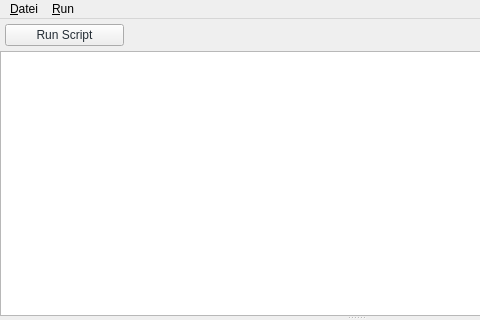
First picture: the form in src/qturtle_app/ui/Ui_MainWindow.ui, repository SManAT/QTurtle, before the edit; both pictures show x 0 to 480 and y 0 to 320 of the 711 by 492 pixel window.
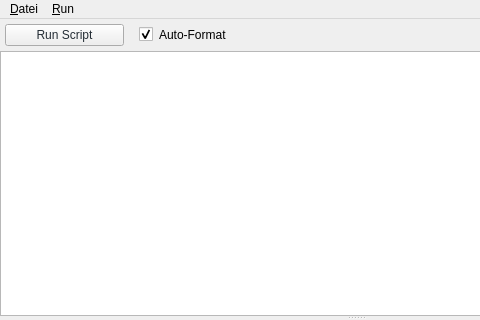
Second picture: the form after the edit. Custom widgets are drawn as their Qt base class.

Patch:
```diff
--- a/src/qturtle_app/ui/Ui_MainWindow.ui
+++ b/src/qturtle_app/ui/Ui_MainWindow.ui
@@ -65,6 +65,61 @@
         </property>
        </widget>
       </item>
+      <item>
+       <widget class="QCheckBox" name="chkAutoFormat">
+        <property name="palette">
+         <palette>
+          <active>
+           <colorrole role="Accent">
+            <brush brushstyle="SolidPattern">
+             <color alpha="255">
+              <red>112</red>
+              <green>112</green>
+              <blue>112</blue>
+             </color>
+            </brush>
+           </colorrole>
+          </active>
+          <inactive>
+           <colorrole role="Accent">
+            <brush brushstyle="SolidPattern">
+             <color alpha="255">
+              <red>112</red>
+              <green>112</green>
+              <blue>112</blue>
+             </color>
+            </brush>
+           </colorrole>
+          </inactive>
+          <disabled>
+           <colorrole role="Accent">
+            <brush brushstyle="SolidPattern">
+             <color alpha="255">
+              <red>112</red>
+              <green>112</green>
+              <blue>112</blue>
+             </color>
+            </brush>
+           </colorrole>
+          </disabled>
+         </palette>
+        </property>
+        <property name="toolTip">
+         <string>Code automatisch formatieren, wenn 3 Sekunden nichts getippt wird
+(manuell: Shift+Alt+F)</string>
+        </property>
+        <property name="styleSheet">
+         <string notr="true">margin-left: 15px;
+font-size: 12px;</string>
+        </property>
+        <property name="text">
+         <string>Auto-Format</string>
+        </property>
+        <property name="checked">
+         <bool>true</bool>
+        </property>
+       </widget>
+      </item>
       <item>
        <spacer name="horizontalSpacer">
         <property name="orientation">
```
